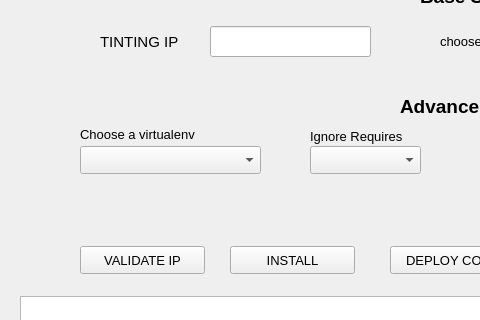
Above: src/main/resources/base/main_window.ui from FrancescoGalasso/pip-installer-gui before the change; both pictures show x 0 to 480 and y 124 to 444 of the 1024 by 600 pixel window. Below: the same form after it.
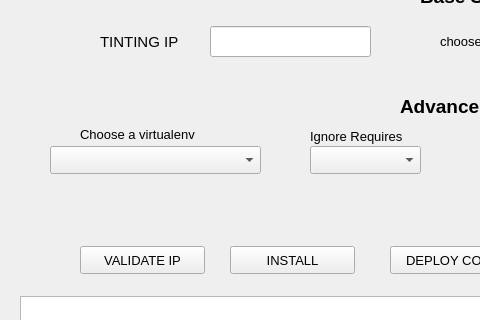
That is the form after the change.

Commit message: minor fix to config.ini.template and ui

```diff
--- a/src/main/resources/base/main_window.ui
+++ b/src/main/resources/base/main_window.ui
@@ -222,9 +222,9 @@
     <widget class="QComboBox" name="comboBox_venvs">
      <property name="geometry">
       <rect>
-       <x>90</x>
+       <x>60</x>
        <y>270</y>
-       <width>181</width>
+       <width>211</width>
        <height>28</height>
       </rect>
      </property>
```
The commit also changes 1 other file.
